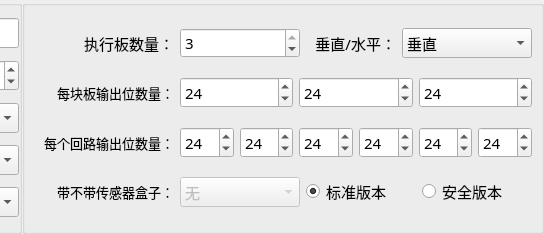
The window that PDU-QualityTest/home/home_mpduparamwid.ui (ChinaClever/PDU-QualityTest) describes before a commit, drawn with Qt 5; both pictures show x 528 to 1072 and y 0 to 234 of the 1072 by 234 pixel window.
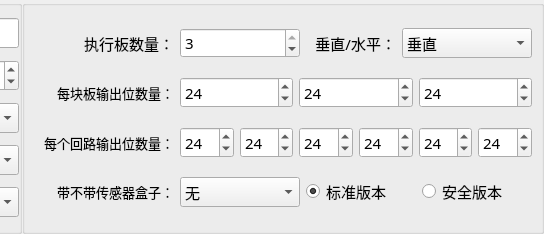
The same window after the commit.

Diff of the .ui file:
```diff
--- a/PDU-QualityTest/home/home_mpduparamwid.ui
+++ b/PDU-QualityTest/home/home_mpduparamwid.ui
@@ -891,7 +891,7 @@
         <item>
          <widget class="QComboBox" name="envBox">
           <property name="enabled">
-           <bool>false</bool>
+           <bool>true</bool>
           </property>
           <property name="minimumSize">
            <size>
```
